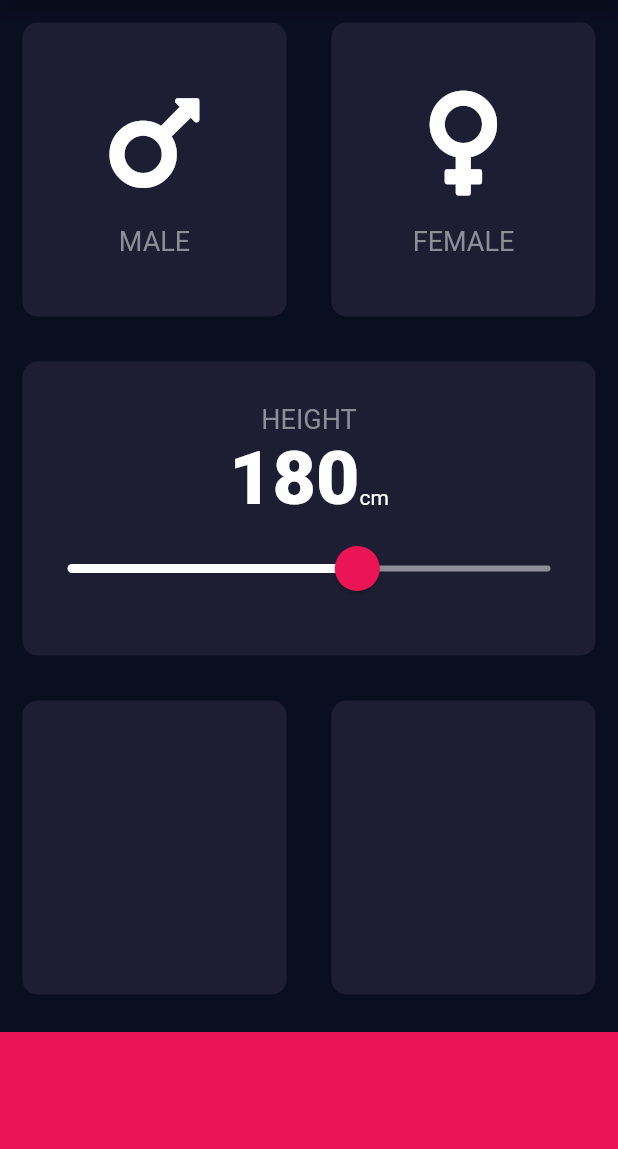
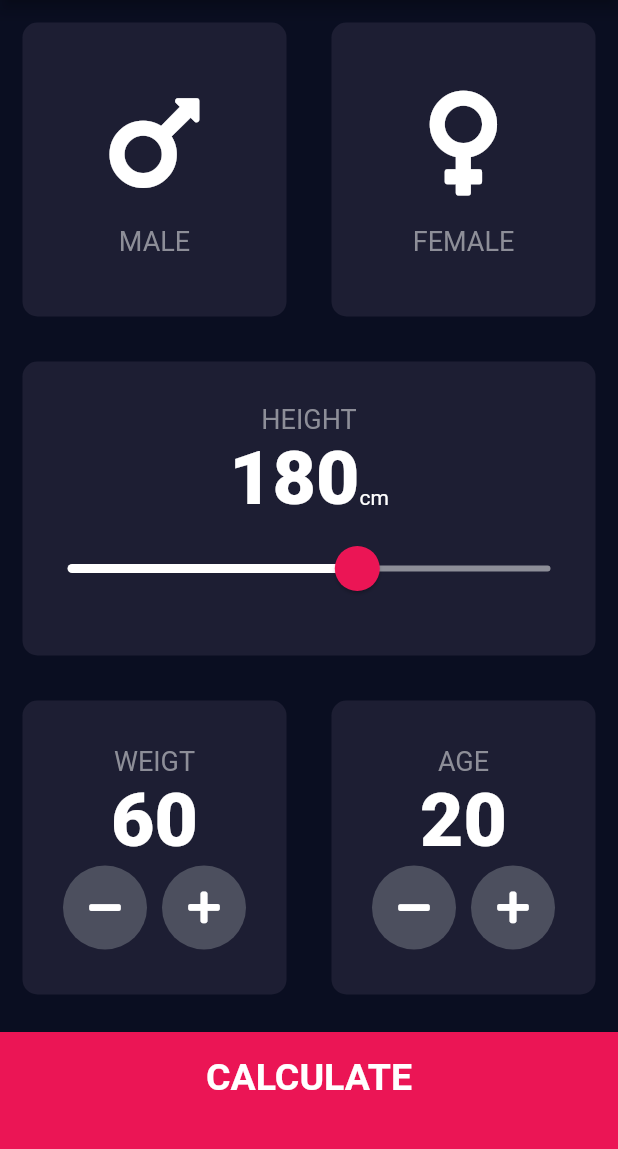
Before and after one commit to yoonlees/bmi-calculator-flutter, a Flutter app: the screen it shows after launch, on a phone screen of 412 x 824 dp, the part 84-1233 px from its top. Run offline on Flutter 3.47's test engine with Material 2 defaults, Android fonts, the phone set to English and light mode, and no system bars; our stand-ins replace font_awesome_flutter.

Commit message:
Finish baseline

```diff
--- /dev/null
+++ b/lib/components/bottom_button.dart
@@ -0,0 +1,29 @@
+import 'package:flutter/material.dart';
+import '../constants.dart';
+
+class BottomButton extends StatelessWidget {
+  BottomButton({@required this.onTap, @required this.buttonTitle});
+
+  final Function onTap;
+  final String buttonTitle;
+
+  @override
+  Widget build(BuildContext context) {
+    return GestureDetector(
+      onTap: onTap,
+      child: Container(
+        child: Center(
+          child: Text(
+            buttonTitle,
+            style: kLargeButtonTextStyle,
+          ),
+        ),
+        color: kBottomContainerColour,
+        margin: EdgeInsets.only(top: 10.0),
+        padding: EdgeInsets.only(bottom: 20.0),
+        width: double.infinity,
+        height: kBottomContainerHeight,
+      ),
+    );
+  }
+}
--- a/lib/icon_content.dart
+++ b/lib/components/icon_content.dart
@@ -1,5 +1,5 @@
 import 'package:flutter/material.dart';
-import 'constants.dart';
+import '../constants.dart';
 
 class IconContent extends StatelessWidget {
   IconContent({this.icon, this.label});
--- /dev/null
+++ b/lib/components/round_icon_button.dart
@@ -0,0 +1,23 @@
+import 'package:flutter/material.dart';
+
+class RoundIconButton extends StatelessWidget {
+  RoundIconButton({@required this.icon, @required this.onPressed});
+
+  final IconData icon;
+  final Function onPressed;
+
+  @override
+  Widget build(BuildContext context) {
+    return RawMaterialButton(
+      child: Icon(icon),
+      onPressed: onPressed,
+      elevation: 0.0,
+      constraints: BoxConstraints.tightFor(
+        width: 56.0,
+        height: 56.0,
+      ),
+      shape: CircleBorder(),
+      fillColor: Color(0xFF4C4F5E),
+    );
+  }
+}
--- a/lib/input_page.dart
+++ /dev/null
@@ -1,131 +0,0 @@
-import 'package:flutter/material.dart';
-import 'package:font_awesome_flutter/font_awesome_flutter.dart';
-import 'icon_content.dart';
-import 'reusable_car.dart';
-import 'constants.dart';
-
-enum Gender {
-  male,
-  female,
-}
-
-class InputPage extends StatefulWidget {
-  @override
-  _InputPageState createState() => _InputPageState();
-}
-
-class _InputPageState extends State<InputPage> {
-  Gender selectedGender;
-  int height = 180;
-
-  @override
-  Widget build(BuildContext context) {
-    return Scaffold(
-        appBar: AppBar(
-          title: Text('BMI CALCULATOR'),
-        ),
-        body: Center(
-          child: Column(
-            crossAxisAlignment: CrossAxisAlignment.stretch,
-            children: <Widget>[
-              Expanded(
-                  child: Row(
-                children: <Widget>[
-                  Expanded(
-                    child: GestureDetector(
-                      onTap: () {
-                        print('Male card was pressed');
-                      },
-                      child: ReusableCard(
-                        colour: kActiveCardColour,
-                        cardChild: IconContent(
-                          icon: FontAwesomeIcons.mars,
-                          label: 'MALE',
-                        ),
-                      ),
-                    ),
-                  ),
-                  Expanded(
-                    child: ReusableCard(
-                      colour: kActiveCardColour,
-                      cardChild: IconContent(
-                        icon: FontAwesomeIcons.venus,
-                        label: 'FEMALE',
-                      ),
-                    ),
-                  ),
-                ],
-              )),
-              Expanded(
-                child: ReusableCard(
-                  colour: kActiveCardColour,
-                  cardChild: Column(
-                    mainAxisAlignment: MainAxisAlignment.center,
-                    children: <Widget>[
-                      Text(
-                        'HEIGHT',
-                        style: kLabelTextStyle,
-                      ),
-                      Row(
-                        mainAxisAlignment: MainAxisAlignment.center,
-                        crossAxisAlignment: CrossAxisAlignment.baseline,
-                        textBaseline: TextBaseline.alphabetic,
-                        children: <Widget>[
-                          Text(
-                            height.toString(),
-                            style: kNumberTextStyle,
-                          ),
-                          Text(
-                            'cm',
-                          )
-                        ],
-                      ),
-                      SliderTheme(
-                        data: SliderTheme.of(context).copyWith(
-                          inactiveTrackColor: Color(0xFF8D8E98),
-                          activeTrackColor: Colors.white,
-                          thumbColor: Color(0xFFEB1555),
-                          overlayColor: Color(0x1FEB1555),
-                          thumbShape:
-                              RoundSliderThumbShape(enabledThumbRadius: 15.0),
-                          overlayShape:
-                              RoundSliderOverlayShape(overlayRadius: 30.0),
-                        ),
-                        child: Slider(
-                          value: height.toDouble(),
-                          min: 120.0,
-                          max: 220.0,
-                          onChanged: (double newValue) {
-                            print(newValue);
-                            setState(() {
-                              height = newValue.round();
-                            });
-                          },
-                        ),
-                      )
-                    ],
-                  ),
-                ),
-              ),
-              Expanded(
-                  child: Row(
-                children: <Widget>[
-                  Expanded(
-                    child: ReusableCard(colour: kActiveCardColour),
-                  ),
-                  Expanded(
-                    child: ReusableCard(colour: kActiveCardColour),
-                  ),
-                ],
-              )),
-              Container(
-                color: kBottomContainerColour,
-                margin: EdgeInsets.only(top: 10.0),
-                width: double.infinity,
-                height: kBottomContainerHeight,
-              )
-            ],
-          ),
-        ));
-  }
-}
--- a/lib/main.dart
+++ b/lib/main.dart
@@ -1,5 +1,5 @@
 import 'package:flutter/material.dart';
-import 'input_page.dart';
+import 'screens/input_page.dart';
 
 void main() => runApp(BMICalculator());
 
--- /dev/null
+++ b/lib/screens/input_page.dart
@@ -0,0 +1,227 @@
+import 'package:flutter/material.dart';
+import 'package:font_awesome_flutter/font_awesome_flutter.dart';
+import 'package:bmi_calculator/components/icon_content.dart';
+import 'package:bmi_calculator/components/reusable_card.dart';
+import 'package:bmi_calculator/constants.dart';
+import 'package:bmi_calculator/screens/results_page.dart';
+import 'package:bmi_calculator/components/bottom_button.dart';
+import 'package:bmi_calculator/components/round_icon_button.dart';
+import 'package:bmi_calculator/calculator_brain.dart';
+
+enum Gender {
+  male,
+  female,
+}
+
+class InputPage extends StatefulWidget {
+  @override
+  _InputPageState createState() => _InputPageState();
+}
+
+class _InputPageState extends State<InputPage> {
+  Gender selectedGender;
+  int height = 180;
+  int weight = 60;
+  int age = 20;
+
+  @override
+  Widget build(BuildContext context) {
+    return Scaffold(
+        appBar: AppBar(
+          title: Text('BMI CALCULATOR'),
+        ),
+        body: Center(
+          child: Column(
+            crossAxisAlignment: CrossAxisAlignment.stretch,
+            children: <Widget>[
+              Expanded(
+                  child: Row(
+                children: <Widget>[
+                  Expanded(
+                    child: GestureDetector(
+                      onTap: () {
+                        print('Male card was pressed');
+                      },
+                      child: ReusableCard(
+                        colour: kActiveCardColour,
+                        cardChild: IconContent(
+                          icon: FontAwesomeIcons.mars,
+                          label: 'MALE',
+                        ),
+                      ),
+                    ),
+                  ),
+                  Expanded(
+                    child: ReusableCard(
+                      colour: kActiveCardColour,
+                      cardChild: IconContent(
+                        icon: FontAwesomeIcons.venus,
+                        label: 'FEMALE',
+                      ),
+                    ),
+                  ),
+                ],
+              )),
+              Expanded(
+                child: ReusableCard(
+                  colour: kActiveCardColour,
+                  cardChild: Column(
+                    mainAxisAlignment: MainAxisAlignment.center,
+                    children: <Widget>[
+                      Text(
+                        'HEIGHT',
+                        style: kLabelTextStyle,
+                      ),
+                      Row(
+                        mainAxisAlignment: MainAxisAlignment.center,
+                        crossAxisAlignment: CrossAxisAlignment.baseline,
+                        textBaseline: TextBaseline.alphabetic,
+                        children: <Widget>[
+                          Center(
+                            child: Text(
+                              height.toString(),
+                              style: kNumberTextStyle,
+                            ),
+                          ),
+                          Text(
+                            'cm',
+                          )
+                        ],
+                      ),
+                      SliderTheme(
+                        data: SliderTheme.of(context).copyWith(
+                          inactiveTrackColor: Color(0xFF8D8E98),
+                          activeTrackColor: Colors.white,
+                          thumbColor: Color(0xFFEB1555),
+                          overlayColor: Color(0x1FEB1555),
+                          thumbShape:
+                              RoundSliderThumbShape(enabledThumbRadius: 15.0),
+                          overlayShape:
+                              RoundSliderOverlayShape(overlayRadius: 30.0),
+                        ),
+                        child: Slider(
+                          value: height.toDouble(),
+                          min: 120.0,
+                          max: 220.0,
+                          onChanged: (double newValue) {
+                            print(newValue);
+                            setState(() {
+                              height = newValue.round();
+                            });
+                          },
+                        ),
+                      )
+                    ],
+                  ),
+                ),
+              ),
+              Expanded(
+                  child: Row(
+                children: <Widget>[
+                  Expanded(
+                    child: ReusableCard(
+                      colour: kActiveCardColour,
+                      cardChild: Column(
+                        mainAxisAlignment: MainAxisAlignment.center,
+                        children: <Widget>[
+                          Text(
+                            'WEIGT',
+                            style: kLabelTextStyle,
+                          ),
+                          Text(
+                            weight.toString(),
+                            style: kNumberTextStyle,
+                          ),
+                          Row(
+                            mainAxisAlignment: MainAxisAlignment.center,
+                            children: <Widget>[
+                              RoundIconButton(
+                                  icon: FontAwesomeIcons.minus,
+                                  onPressed: () {
+                                    setState(() {
+                                      weight--;
+                                    });
+                                  }),
+                              SizedBox(width: 10.0),
+                              RoundIconButton(
+                                icon: FontAwesomeIcons.plus,
+                                onPressed: () {
+                                  setState(() {
+                                    weight++;
+                                  });
+                                },
+                              ),
+                            ],
+                          ),
+                        ],
+                      ),
+                    ),
+                  ),
+                  Expanded(
+                    child: ReusableCard(
+                        colour: kActiveCardColour,
+                        cardChild: Column(
+                          mainAxisAlignment: MainAxisAlignment.center,
+                          children: <Widget>[
+                            Text(
+                              'AGE',
+                              style: kLabelTextStyle,
+                            ),
+                            Text(
+                              age.toString(),
+                              style: kNumberTextStyle,
+                            ),
+                            Row(
+                              mainAxisAlignment: MainAxisAlignment.center,
+                              children: <Widget>[
+                                RoundIconButton(
+                                    icon: FontAwesomeIcons.minus,
+                                    onPressed: () {
+                                      setState(
+                                        () {
+                                          age--;
+                                        },
+                                      );
+                                    }),
+                                SizedBox(
+                                  width: 10.0,
+                                ),
+                                RoundIconButton(
+                                    icon: FontAwesomeIcons.plus,
+                                    onPressed: () {
+                                      setState(
+                                        () {
+                                          age++;
+                                        },
+                                      );
+                                    }),
+                              ],
+                            )
+                          ],
+                        )),
+                  ),
+                ],
+              )),
+              BottomButton(
+                buttonTitle: 'CALCULATE',
+                onTap: () {
+                  CalculatorBrain calc =
+                      CalculatorBrain(height: height, weight: weight);
+
+                  Navigator.push(
+                    context,
+                    MaterialPageRoute(
+                      builder: (context) => ResultsPage(
+                        bmiResult: calc.calculateBMI(),
+                        resultText: calc.getResult(),
+                        interpretation: calc.getInterpretation(),
+                      ),
+                    ),
+                  );
+                },
+              ),
+            ],
+          ),
+        ));
+  }
+}
```
Also changed, not shown: lib/calculator_brain.dart (added, +35 -0 lines), lib/constants.dart (+26 -2 lines), lib/screens/results_page.dart (added, +71 -0 lines), lib/components/reusable_card.dart (renamed from lib/reusable_car.dart).
